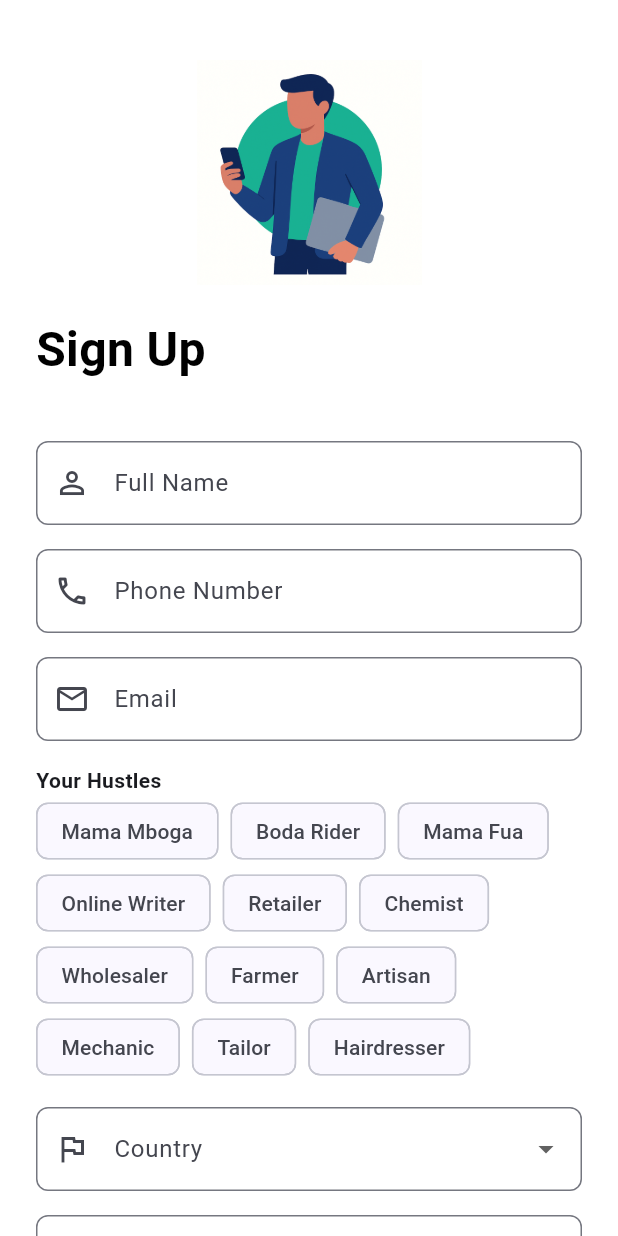
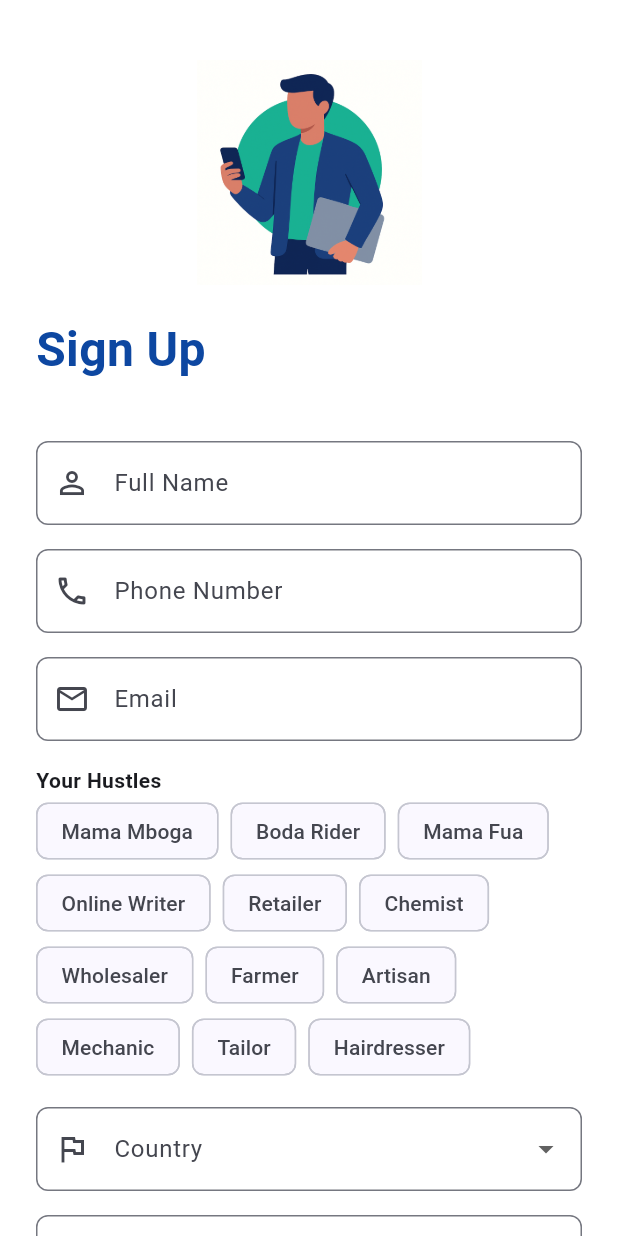
Before and after one commit to Veranzi/Jasho, a Flutter app: the screen it shows after launch, after a tap on "Create Account", on a phone screen of 412 x 824 dp. Run offline on Flutter 3.47's test engine with Material 3 defaults, Android fonts, the phone set to English and light mode, and no system bars; our stand-ins replace fl_chart, printing; accounts and stored records are empty.

Commit message:
Refactor: Update app theme to use blue color scheme
Co-authored-by: afyasasa2025 <afyasasa2025@gmail.com>

```diff
--- a/jashoo/lib/screens/auth/login_screen.dart
+++ b/jashoo/lib/screens/auth/login_screen.dart
@@ -42,7 +42,7 @@ class _LoginScreenState extends State<LoginScreen> {
                   style: TextStyle(
                     fontSize: 30,
                     fontWeight: FontWeight.w700,
-                    color: Color(0xFF00505D), // Teal theme color
+                    color: Color(0xFF0D47A1),
                   ),
                   textAlign: TextAlign.left,
                 ),
@@ -55,7 +55,7 @@ class _LoginScreenState extends State<LoginScreen> {
                   decoration: InputDecoration(
                     hintText: "Enter your mobile number",
                     prefixIcon: const Icon(Icons.phone_android,
-                        color: Color(0xFF00505D)),
+                        color: Color(0xFF0D47A1)),
                     filled: true,
                     fillColor: Colors.grey.shade100,
                     contentPadding: const EdgeInsets.symmetric(vertical: 18),
@@ -75,7 +75,7 @@ class _LoginScreenState extends State<LoginScreen> {
                   decoration: InputDecoration(
                     hintText: "Enter your password",
                     prefixIcon: const Icon(Icons.lock_outline,
-                        color: Color(0xFF00505D)),
+                        color: Color(0xFF0D47A1)),
                     suffixIcon: IconButton(
                       icon: Icon(
                         _isPasswordVisible
@@ -113,7 +113,7 @@ class _LoginScreenState extends State<LoginScreen> {
                               _rememberMe = value ?? false;
                             });
                           },
-                          activeColor: const Color(0xFF00505D),
+                          activeColor: const Color(0xFF0D47A1),
                         ),
                         const Text("Remember me"),
                       ],
@@ -125,7 +125,7 @@ class _LoginScreenState extends State<LoginScreen> {
                       child: const Text(
                         "Forgot password?",
                         style: TextStyle(
-                          color: Color(0xFF00505D),
+                          color: Color(0xFF0D47A1),
                           fontWeight: FontWeight.w600,
                         ),
                       ),
@@ -140,7 +140,7 @@ class _LoginScreenState extends State<LoginScreen> {
                     Navigator.pushReplacementNamed(context, '/dashboard');
                   },
                   style: ElevatedButton.styleFrom(
-                    backgroundColor: const Color(0xFF00505D),
+                    backgroundColor: const Color(0xFF0D47A1),
                     padding: const EdgeInsets.symmetric(vertical: 16),
                     shape: RoundedRectangleBorder(
                       borderRadius: BorderRadius.circular(12),
@@ -178,7 +178,7 @@ class _LoginScreenState extends State<LoginScreen> {
                   },
                   style: OutlinedButton.styleFrom(
                     padding: const EdgeInsets.symmetric(vertical: 16),
-                    side: const BorderSide(color: Color(0xFF00505D)),
+                    side: const BorderSide(color: Color(0xFF0D47A1)),
                     shape: RoundedRectangleBorder(
                       borderRadius: BorderRadius.circular(12),
                     ),
@@ -186,7 +186,7 @@ class _LoginScreenState extends State<LoginScreen> {
                   child: const Text(
                     "Create Account",
                     style: TextStyle(
-                        fontSize: 18, color: Color(0xFF00505D)),
+                        fontSize: 18, color: Color(0xFF0D47A1)),
                   ),
                 ),
                 const SizedBox(height: 10),
--- a/jashoo/lib/screens/auth/signup_screen.dart
+++ b/jashoo/lib/screens/auth/signup_screen.dart
@@ -86,7 +86,7 @@ class _SignupScreenState extends State<SignupScreen> {
                     style: TextStyle(
                       fontSize: 32,
                       fontWeight: FontWeight.bold,
-                      color: Colors.black,
+                      color: Color(0xFF0D47A1),
                     ),
                   ),
                   const SizedBox(height: 30),
@@ -199,7 +199,7 @@ class _SignupScreenState extends State<SignupScreen> {
                       }
                     },
                     style: ElevatedButton.styleFrom(
-                      backgroundColor: const Color(0xFF00505D),
+                      backgroundColor: const Color(0xFF0D47A1),
                       padding: const EdgeInsets.symmetric(vertical: 16),
                       shape: RoundedRectangleBorder(
                         borderRadius: BorderRadius.circular(8.0),
--- a/jashoo/lib/screens/dashboard/community.dart
+++ b/jashoo/lib/screens/dashboard/community.dart
@@ -42,6 +42,9 @@ class _CommunityScreenState extends State<CommunityScreen> with SingleTickerProv
         backgroundColor: const Color(0xFF0D47A1),
         bottom: TabBar(
           controller: _tabController,
+          labelColor: Colors.white,
+          unselectedLabelColor: Colors.white70,
+          indicatorColor: Colors.white,
           tabs: const [
             Tab(text: 'Feed'),
             Tab(text: 'Groups'),
```
